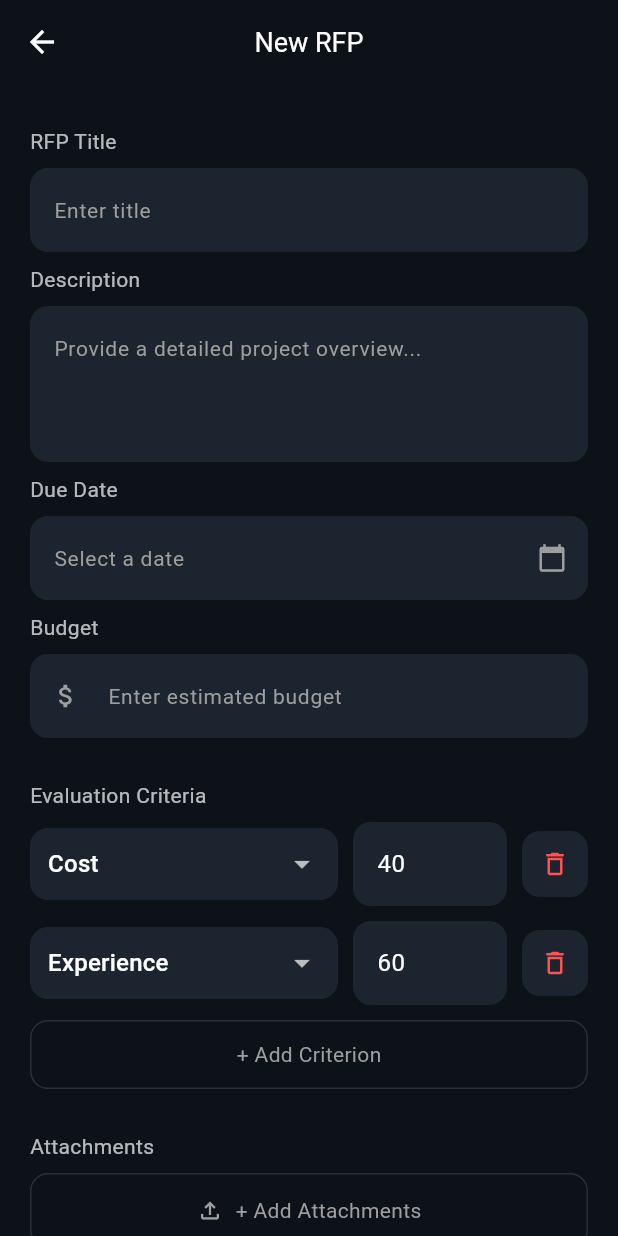
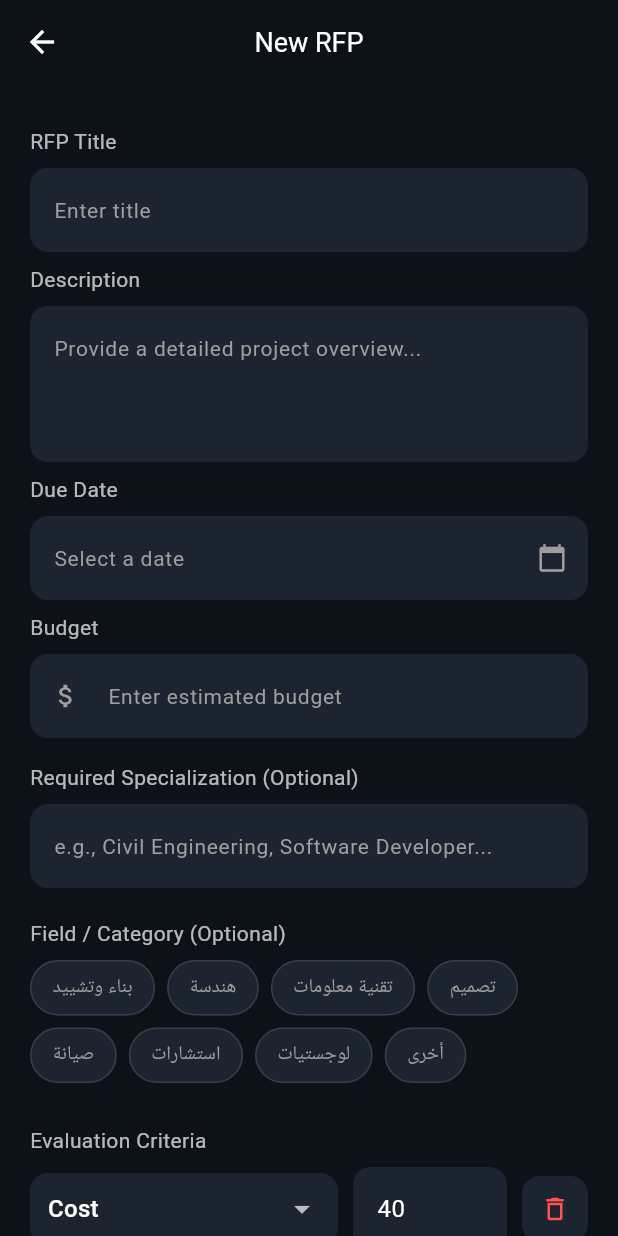
Before and after one commit to jojoo44/BidPlus_App, a Flutter app: the CreateRFPScreen screen opened directly, on a phone screen of 412 x 824 dp. Run offline on Flutter 3.47's test engine with Material 3 defaults, Android fonts, the phone set to English and light mode, and no system bars; our stand-ins replace file_picker, supabase_flutter; accounts and stored records are empty.

Commit message:
feat: add specialization & tag filtering system

```diff
--- a/lib/create_rfp_screen.dart
+++ b/lib/create_rfp_screen.dart
@@ -6,7 +6,6 @@ import '../main.dart';
 class CreateRFPScreen extends StatefulWidget {
   final String? initialTitle;
   final String? initialBudget;
-
   const CreateRFPScreen({super.key, this.initialTitle, this.initialBudget});
 
   @override
@@ -22,12 +21,11 @@ class _CreateRFPScreenState extends State<CreateRFPScreen> {
   late TextEditingController budgetController;
   late TextEditingController descriptionController;
   late TextEditingController deadlineController;
+  final TextEditingController _requiredSpecController = TextEditingController();
 
+  String? _selectedRequiredTag;
   bool _isLoading = false;
 
-  // ============================================
-  // متغيرات الملفات
-  // ============================================
   final List<PlatformFile> _pickedFiles = [];
   final List<String> _uploadedUrls = [];
   bool _isUploadingFile = false;
@@ -49,6 +47,17 @@ class _CreateRFPScreenState extends State<CreateRFPScreen> {
     TextEditingController(text: "60"),
   ];
 
+  final List<Map<String, String>> _tags = [
+    {"label": "بناء وتشييد", "value": "construction"},
+    {"label": "هندسة", "value": "engineering"},
+    {"label": "تقنية معلومات", "value": "it"},
+    {"label": "تصميم", "value": "design"},
+    {"label": "صيانة", "value": "maintenance"},
+    {"label": "استشارات", "value": "consulting"},
+    {"label": "لوجستيات", "value": "logistics"},
+    {"label": "أخرى", "value": "other"},
+  ];
+
   @override
   void initState() {
     super.initState();
@@ -64,9 +73,8 @@ class _CreateRFPScreenState extends State<CreateRFPScreen> {
     budgetController.dispose();
     descriptionController.dispose();
     deadlineController.dispose();
-    for (var c in weightControllers) {
-      c.dispose();
-    }
+    _requiredSpecController.dispose();
+    for (var c in weightControllers) c.dispose();
     super.dispose();
   }
 
@@ -80,156 +88,136 @@ class _CreateRFPScreenState extends State<CreateRFPScreen> {
     );
     if (picked != null) {
       deadlineController.text =
-          "${picked.year}-${picked.month.toString().padLeft(2, '0')}-${picked.day.toString().padLeft(2, '0')}";
+          "${picked.year}-${picked.month.toString().padLeft(2, "0")}-${picked.day.toString().padLeft(2, "0")}";
     }
   }
 
-  // ============================================
-  // رفع الملفات — متوافق مع Web و Mobile
-  // ============================================
   Future<void> _pickAndUploadFile() async {
     final result = await FilePicker.platform.pickFiles(
       type: FileType.custom,
-      allowedExtensions: ['pdf', 'doc', 'docx', 'png', 'jpg', 'jpeg'],
+      allowedExtensions: ["pdf", "doc", "docx", "png", "jpg", "jpeg"],
       allowMultiple: true,
-      withData: true, // ← مهم على Web
+      withData: true,
     );
-
     if (result == null || result.files.isEmpty) return;
-
     setState(() => _isUploadingFile = true);
-
     try {
       for (final file in result.files) {
-        // على Web نستخدم bytes بدل path
         final fileBytes = file.bytes;
         if (fileBytes == null) continue;
-
         final userId = supabase.auth.currentUser!.id;
-        // اسم فريد يمنع التكرار
         final fileName =
-            '$userId/${DateTime.now().millisecondsSinceEpoch}_${file.name}';
-
-        // رفع الملف لـ Supabase Storage
+            "$userId/${DateTime.now().millisecondsSinceEpoch}_${file.name}";
         await supabase.storage
-            .from('rfp-attachments')
+            .from("rfp-attachments")
             .uploadBinary(fileName, fileBytes);
-
-        // جيب الرابط العام
         final publicUrl = supabase.storage
-            .from('rfp-attachments')
+            .from("rfp-attachments")
             .getPublicUrl(fileName);
-
         setState(() {
           _pickedFiles.add(file);
           _uploadedUrls.add(publicUrl);
         });
       }
-
       ScaffoldMessenger.of(context).showSnackBar(
         const SnackBar(
-          content: Text('Files uploaded!'),
+          content: Text("Files uploaded!"),
           backgroundColor: Colors.green,
         ),
       );
     } catch (e) {
       ScaffoldMessenger.of(
         context,
-      ).showSnackBar(SnackBar(content: Text('Upload failed: $e')));
+      ).showSnackBar(SnackBar(content: Text("Upload failed: $e")));
     } finally {
       setState(() => _isUploadingFile = false);
     }
   }
 
-  void _removeFile(int index) {
-    setState(() {
-      _pickedFiles.removeAt(index);
-      _uploadedUrls.removeAt(index);
-    });
-  }
+  void _removeFile(int index) => setState(() {
+    _pickedFiles.removeAt(index);
+    _uploadedUrls.removeAt(index);
+  });
 
-  // ============================================
-  // حفظ الـ RFP + الملفات في Supabase
-  // ============================================
   Future<void> _createRFP() async {
-    // التحقق من كل الحقول المطلوبة
     if (titleController.text.isEmpty) {
       ScaffoldMessenger.of(
         context,
-      ).showSnackBar(const SnackBar(content: Text('Please enter RFP Title')));
+      ).showSnackBar(const SnackBar(content: Text("Please enter RFP Title")));
       return;
     }
     if (descriptionController.text.isEmpty) {
       ScaffoldMessenger.of(
         context,
-      ).showSnackBar(const SnackBar(content: Text('Please enter Description')));
+      ).showSnackBar(const SnackBar(content: Text("Please enter Description")));
       return;
     }
     if (deadlineController.text.isEmpty) {
       ScaffoldMessenger.of(
         context,
-      ).showSnackBar(const SnackBar(content: Text('Please select a Due Date')));
+      ).showSnackBar(const SnackBar(content: Text("Please select a Due Date")));
       return;
     }
     if (budgetController.text.isEmpty) {
       ScaffoldMessenger.of(
         context,
-      ).showSnackBar(const SnackBar(content: Text('Please enter Budget')));
+      ).showSnackBar(const SnackBar(content: Text("Please enter Budget")));
       return;
     }
     if (criteriaList.isEmpty) {
       ScaffoldMessenger.of(context).showSnackBar(
         const SnackBar(
-          content: Text('Please add at least one Evaluation Criterion'),
+          content: Text("Please add at least one Evaluation Criterion"),
         ),
       );
       return;
     }
 
     setState(() => _isLoading = true);
-
     try {
       final userId = supabase.auth.currentUser!.id;
-
       final criteriaJson = criteriaList
           .asMap()
           .entries
-          .map((e) => '${e.value["name"]}:${weightControllers[e.key].text}%')
-          .join(', ');
+          .map((e) => "${e.value["name"]}:${weightControllers[e.key].text}%")
+          .join(", ");
 
-      // 1. حفظ الـ RFP
-      final rfpResponse = await supabase
-          .from('RFP')
+      await supabase
+          .from("RFP")
           .insert({
-            'title': titleController.text.trim(),
-            'description': descriptionController.text.trim(),
-            'budget': double.tryParse(budgetController.text) ?? 0,
-            'deadline': deadlineController.text.isEmpty
+            "title": titleController.text.trim(),
+            "description": descriptionController.text.trim(),
+            "budget": double.tryParse(budgetController.text) ?? 0,
+            "deadline": deadlineController.text.isEmpty
                 ? null
                 : deadlineController.text,
-            'status': 'Draft',
-            'evaluationCriteria': criteriaJson,
-            'creatorUser': userId,
-            'creationDate': DateTime.now().toIso8601String().split('T')[0],
+            "status": "Draft",
+            "evaluationCriteria": criteriaJson,
+            "creatorUser": userId,
+            "creationDate": DateTime.now().toIso8601String().split("T")[0],
+            "requiredSpecialization":
+                _requiredSpecController.text.trim().isEmpty
+                ? null
+                : _requiredSpecController.text.trim(),
+            "requiredTag": _selectedRequiredTag,
           })
-          .select('rfpID')
+          .select("rfpID")
           .single();
 
-      // 2. حفظ الملفات في جدول Document
       for (int i = 0; i < _pickedFiles.length; i++) {
-        await supabase.from('Document').insert({
-          'fullName': _pickedFiles[i].name,
-          'fileURL': _uploadedUrls[i],
-          'uploadDate': DateTime.now().toIso8601String().split('T')[0],
-          'uploader': userId,
-          'uploadType': 'RFP_Attachment',
+        await supabase.from("Document").insert({
+          "fullName": _pickedFiles[i].name,
+          "fileURL": _uploadedUrls[i],
+          "uploadDate": DateTime.now().toIso8601String().split("T")[0],
+          "uploader": userId,
+          "uploadType": "RFP_Attachment",
         });
       }
 
       if (mounted) {
         ScaffoldMessenger.of(context).showSnackBar(
           const SnackBar(
-            content: Text('RFP created!'),
+            content: Text("RFP created!"),
             backgroundColor: Colors.green,
           ),
         );
@@ -238,19 +226,16 @@ class _CreateRFPScreenState extends State<CreateRFPScreen> {
     } on PostgrestException catch (e) {
       ScaffoldMessenger.of(
         context,
-      ).showSnackBar(SnackBar(content: Text('Error: ${e.message}')));
+      ).showSnackBar(SnackBar(content: Text("Error: ${e.message}")));
     } catch (e) {
       ScaffoldMessenger.of(
         context,
-      ).showSnackBar(SnackBar(content: Text('Error: $e')));
+      ).showSnackBar(SnackBar(content: Text("Error: $e")));
     } finally {
       setState(() => _isLoading = false);
     }
   }
 
-  // ============================================
-  // الـ UI
-  // ============================================
   @override
   Widget build(BuildContext context) {
     return Scaffold(
@@ -263,7 +248,7 @@ class _CreateRFPScreenState extends State<CreateRFPScreen> {
           onPressed: () => Navigator.pop(context),
         ),
         title: const Text(
-          'New RFP',
+          "New RFP",
           style: TextStyle(color: Colors.white, fontSize: 18),
         ),
         centerTitle: true,
@@ -303,6 +288,52 @@ class _CreateRFPScreenState extends State<CreateRFPScreen> {
               keyboardType: TextInputType.number,
             ),
 
+            // ============================================
+            // التخصص المطلوب
+            // ============================================
+            const SizedBox(height: 8),
+            _buildLabel("Required Specialization (Optional)"),
+            _buildTextField(
+              "e.g., Civil Engineering, Software Developer...",
+              controller: _requiredSpecController,
+            ),
+
+            const SizedBox(height: 12),
+            _buildLabel("Field / Category (Optional)"),
+            Wrap(
+              spacing: 8,
+              runSpacing: 8,
+              children: _tags.map((tag) {
+                final isSelected = _selectedRequiredTag == tag["value"];
+                return GestureDetector(
+                  onTap: () => setState(
+                    () =>
+                        _selectedRequiredTag = isSelected ? null : tag["value"],
+                  ),
+                  child: Container(
+                    padding: const EdgeInsets.symmetric(
+                      horizontal: 14,
+                      vertical: 8,
+                    ),
+                    decoration: BoxDecoration(
+                      color: isSelected ? primaryBlue : fieldColor,
+                      borderRadius: BorderRadius.circular(20),
+                      border: Border.all(
+                        color: isSelected ? primaryBlue : Colors.white12,
+                      ),
+                    ),
+                    child: Text(
+                      tag["label"]!,
+                      style: TextStyle(
+                        color: isSelected ? Colors.white : Colors.grey,
+                        fontSize: 13,
+                      ),
+                    ),
+                  ),
+                );
+              }).toList(),
+            ),
+
             const SizedBox(height: 20),
             _buildLabel("Evaluation Criteria"),
             ...criteriaList.asMap().entries.map((entry) {
@@ -338,34 +369,25 @@ class _CreateRFPScreenState extends State<CreateRFPScreen> {
             }),
 
             GestureDetector(
-              onTap: () {
-                setState(() {
-                  criteriaList.add({"name": "Cost", "weight": "0"});
-                  weightControllers.add(TextEditingController(text: "0"));
-                });
-              },
+              onTap: () => setState(() {
+                criteriaList.add({"name": "Cost", "weight": "0"});
+                weightControllers.add(TextEditingController(text: "0"));
+              }),
               child: _buildDashedButton("+ Add Criterion"),
             ),
 
-            // ============================================
-            // Attachments Section
-            // ============================================
             const SizedBox(height: 20),
             _buildLabel("Attachments"),
-
-            // عرض الملفات المرفوعة
             ..._pickedFiles.asMap().entries.map((entry) {
               final idx = entry.key;
               final file = entry.value;
-              final sizeKB = (file.size / 1024).toStringAsFixed(1);
               return _buildUploadedFileTile(
                 file.name,
-                '$sizeKB KB',
+                "${(file.size / 1024).toStringAsFixed(1)} KB",
                 () => _removeFile(idx),
               );
             }),
 
-            // زر رفع الملفات
             GestureDetector(
               onTap: _isUploadingFile ? null : _pickAndUploadFile,
               child: Container(
@@ -434,9 +456,6 @@ class _CreateRFPScreenState extends State<CreateRFPScreen> {
     );
   }
 
-  // ============================================
-  // Widgets المساعدة
-  // ============================================
   Widget _buildLabel(String text) => Padding(
     padding: const EdgeInsets.symmetric(vertical: 8),
     child: Text(
```
Also changed, not shown: lib/rfp_details_screen.dart (+71 -37 lines), lib/signup_screen.dart (+135 -59 lines).
